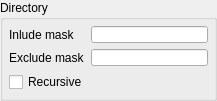
violethaze74/ugene, file src/corelibs/U2Designer/src/ui/DirectoryOptions.ui: the form before one commit.
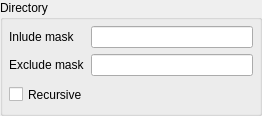
The form after the commit.

Commit message: UGENE-1430 Incorrect layout of Dataset directory options ui (Mac)

```diff
--- a/src/corelibs/U2Designer/src/ui/DirectoryOptions.ui
+++ b/src/corelibs/U2Designer/src/ui/DirectoryOptions.ui
@@ -6,8 +6,8 @@
    <rect>
     <x>0</x>
     <y>0</y>
-    <width>217</width>
-    <height>101</height>
+    <width>262</width>
+    <height>116</height>
    </rect>
   </property>
   <property name="sizePolicy">
@@ -91,6 +91,12 @@
           <verstretch>0</verstretch>
          </sizepolicy>
         </property>
+        <property name="minimumSize">
+         <size>
+          <width>0</width>
+          <height>20</height>
+         </size>
+        </property>
         <property name="text">
          <string>Recursive</string>
         </property>
```
Left out of the diff: 4 changed lines with no effect on the pictures.
